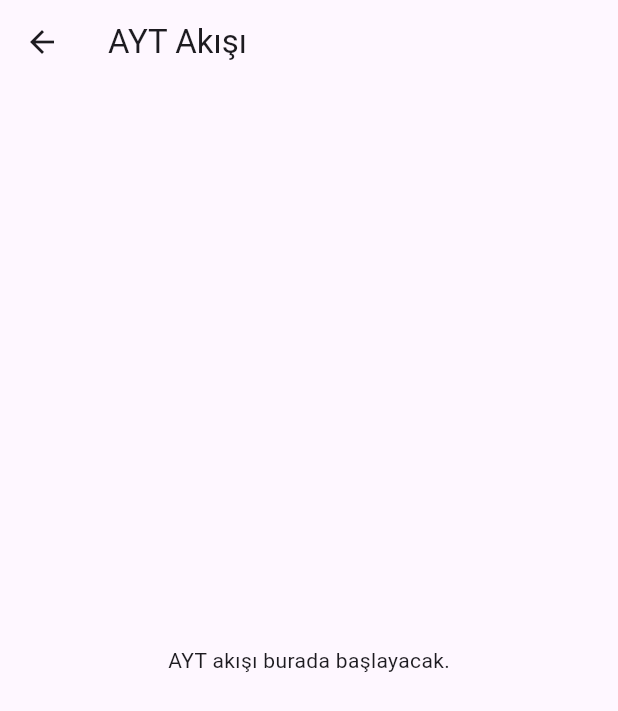
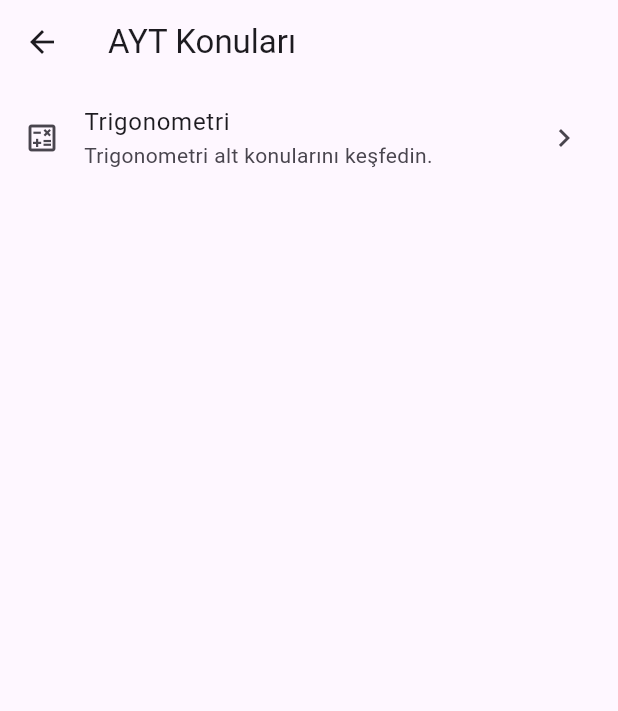
Before and after one commit to mymobile-ui/mathandcoffee, a Flutter app: the screen it shows after launch, after a tap on "AYT", on a phone screen of 412 x 824 dp. Shown: the top 711 px of the screen. Run offline on Flutter 3.47's test engine with Material 3 defaults, Android fonts, the phone set to English and light mode, and no system bars.

Commit message:
Add AYT topic navigation screens

```diff
--- /dev/null
+++ b/lib/ayt_topics_screen.dart
@@ -0,0 +1,31 @@
+import 'package:flutter/material.dart';
+
+import 'trig_subtopics_screen.dart';
+
+class AytTopicsScreen extends StatelessWidget {
+  const AytTopicsScreen({super.key});
+
+  @override
+  Widget build(BuildContext context) {
+    return Scaffold(
+      appBar: AppBar(
+        title: const Text('AYT Konuları'),
+      ),
+      body: ListView(
+        children: [
+          ListTile(
+            leading: const Icon(Icons.calculate_outlined),
+            title: const Text('Trigonometri'),
+            subtitle: const Text('Trigonometri alt konularını keşfedin.'),
+            trailing: const Icon(Icons.chevron_right),
+            onTap: () => Navigator.of(context).push(
+              MaterialPageRoute(
+                builder: (context) => const TrigSubtopicsScreen(),
+              ),
+            ),
+          ),
+        ],
+      ),
+    );
+  }
+}
--- a/lib/track_select_screen.dart
+++ b/lib/track_select_screen.dart
@@ -1,4 +1,6 @@
 import 'package:flutter/material.dart';
+
+import 'ayt_topics_screen.dart';
 
 class TrackSelectScreen extends StatelessWidget {
   const TrackSelectScreen({super.key});
@@ -57,7 +59,7 @@ class TrackSelectScreen extends StatelessWidget {
                 final onTap = track.isAvailable
                     ? () => Navigator.of(context).push(
                           MaterialPageRoute(
-                            builder: (context) => const _AytTrackScreen(),
+                            builder: (context) => const AytTopicsScreen(),
                           ),
                         )
                     : null;
@@ -146,19 +148,3 @@ class _TrackCard extends StatelessWidget {
     );
   }
 }
-
-class _AytTrackScreen extends StatelessWidget {
-  const _AytTrackScreen();
-
-  @override
-  Widget build(BuildContext context) {
-    return Scaffold(
-      appBar: AppBar(
-        title: const Text('AYT Akışı'),
-      ),
-      body: const Center(
-        child: Text('AYT akışı burada başlayacak.'),
-      ),
-    );
-  }
-}
```
Also changed, not shown: lib/angle_quiz_screen.dart (added, +17 -0 lines), lib/trig_subtopics_screen.dart (added, +31 -0 lines).
